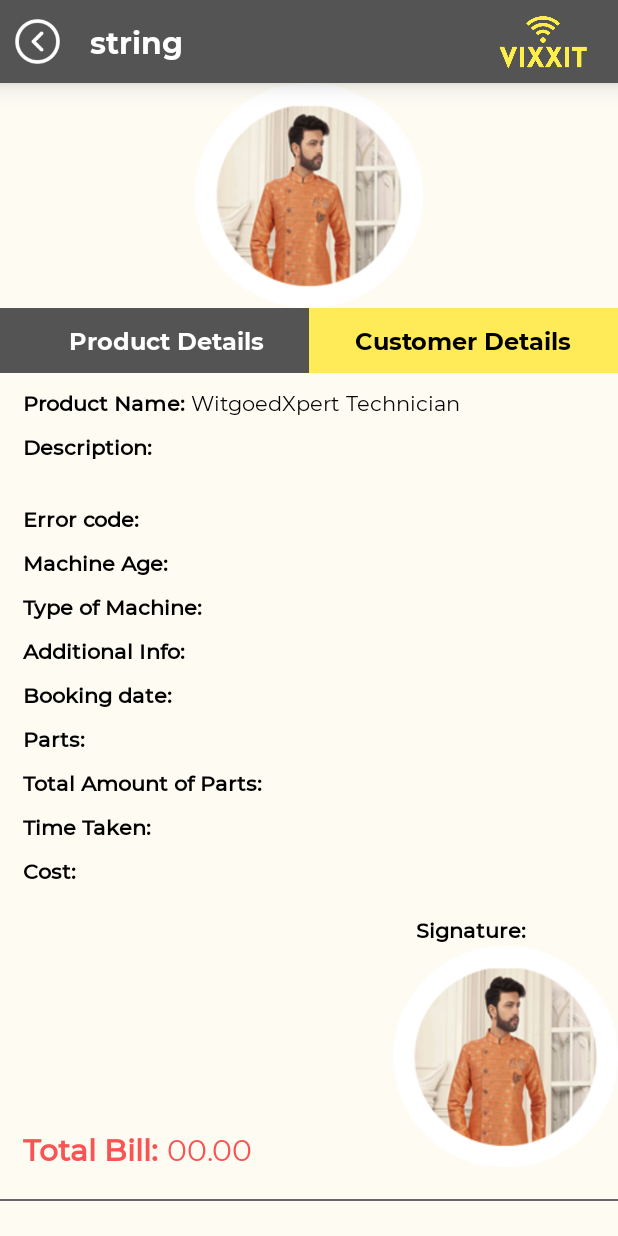
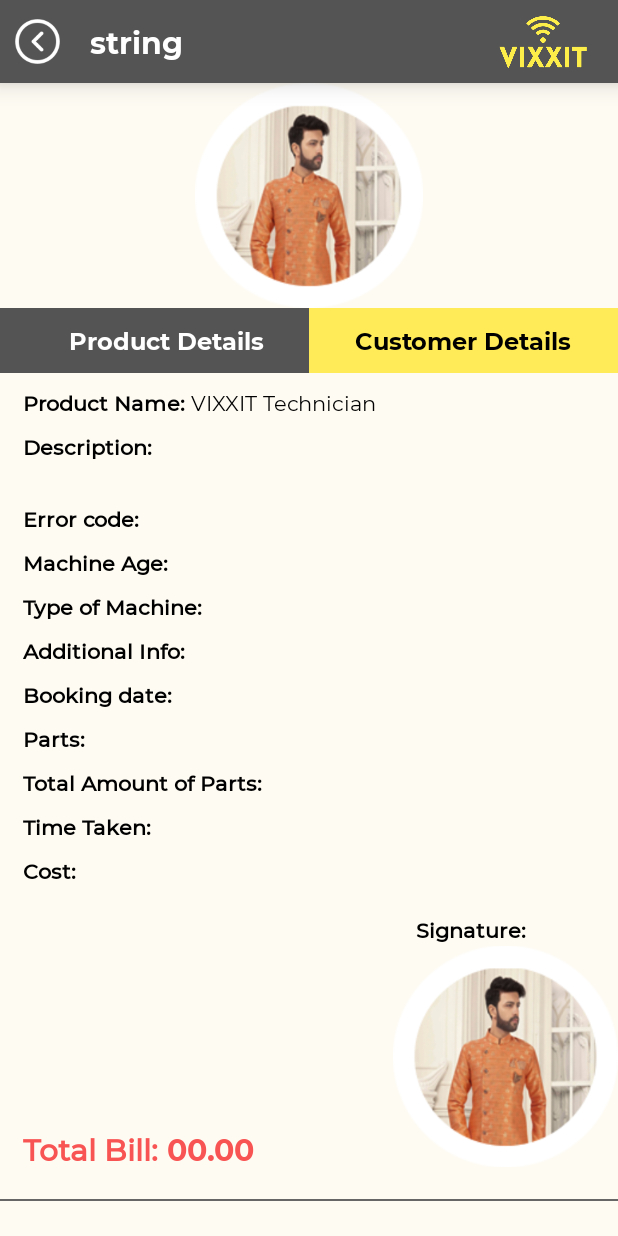
Before and after one commit to DineshAndroapps/WitgoedXeprt-Technician, an Android app: the Bill_Info screen opened directly, with no data from a screen before it, on a phone screen of 412 x 824 dp. Run offline under Robolectric (Android 15) with nearby library versions, the phone set to English and light mode, and no system bars; our stand-ins replace Volley, sdp/ssp sizes; network calls fail; pictures from the network do not load.

Commit message:
minor changes

```diff
--- a/app/src/main/res/layout/activity_bill_info.xml
+++ b/app/src/main/res/layout/activity_bill_info.xml
@@ -732,7 +732,7 @@
                                         android:layout_height="wrap_content"
                                         android:layout_alignParentRight="true"
                                         android:ellipsize="end"
-                                        android:fontFamily="@font/montserrat_regular"
+                                        android:fontFamily="@font/montserrat_bold"
                                         android:maxLines="1"
                                         android:text="00.00"
                                         android:textColor="@color/red"
--- a/app/src/main/res/layout/activity_login.xml
+++ b/app/src/main/res/layout/activity_login.xml
@@ -6,8 +6,7 @@
     android:layout_height="match_parent"
     android:background="@color/white"
     android:gravity="center"
-    android:orientation="vertical"
-    tools:context=".Activities.Login">
+    android:orientation="vertical">
 
     <ScrollView
         android:layout_width="match_parent"
--- a/app/src/main/res/layout/item_slot.xml
+++ b/app/src/main/res/layout/item_slot.xml
@@ -176,8 +176,9 @@
                     android:layout_centerVertical="true"
                     android:layout_gravity="end"
                     android:layout_marginEnd="@dimen/_30sdp"
-                    android:background="@drawable/d_black_round_cornor_bg"
+                    android:background="@drawable/round_button"
                     android:fontFamily="@font/montserrat_medium"
+                    android:backgroundTint="@color/colorAccent"
                     android:padding="5dp"
                     android:text="On the way"
                     android:textColor="@color/black"
--- a/app/src/main/res/values/strings.xml
+++ b/app/src/main/res/values/strings.xml
@@ -1,5 +1,5 @@
 <resources>
-    <string name="app_name">WitgoedXpert Technician</string>
+    <string name="app_name">VIXXIT Technician</string>
     <string name="prompt_email">Email</string>
     <string name="prompt_password">Password</string>
     <string name="login">Login</string>
```
Also changed, not shown: app/src/main/res/drawable/d_black_round_cornor_bg.xml (+3 -7 lines).
